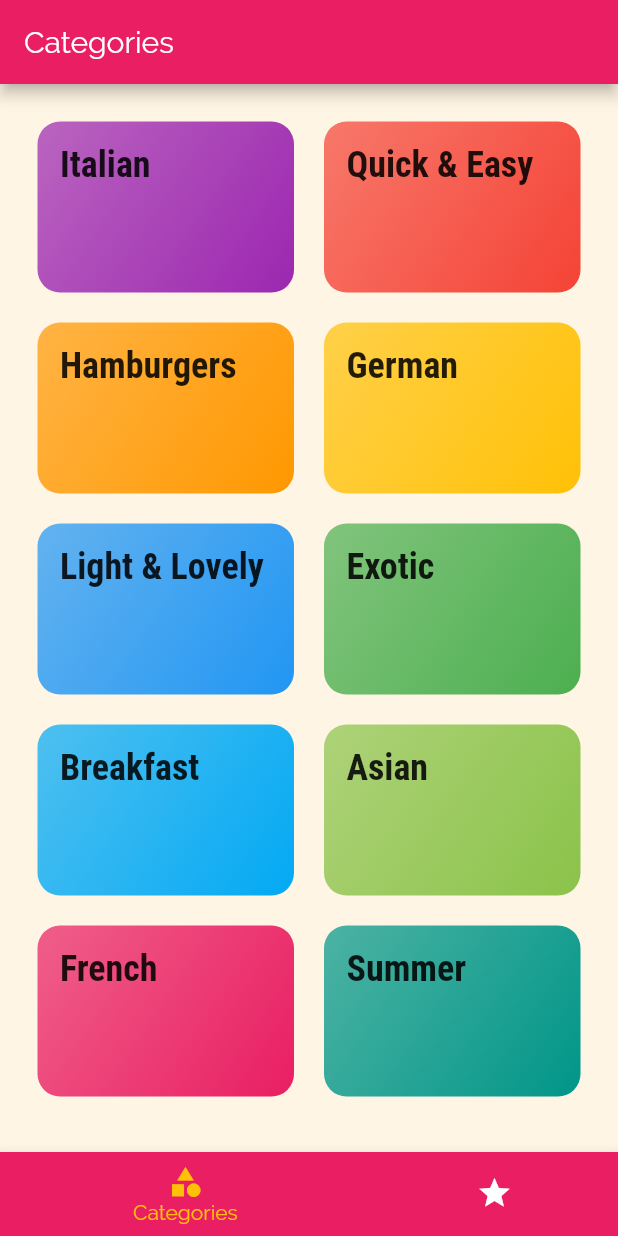
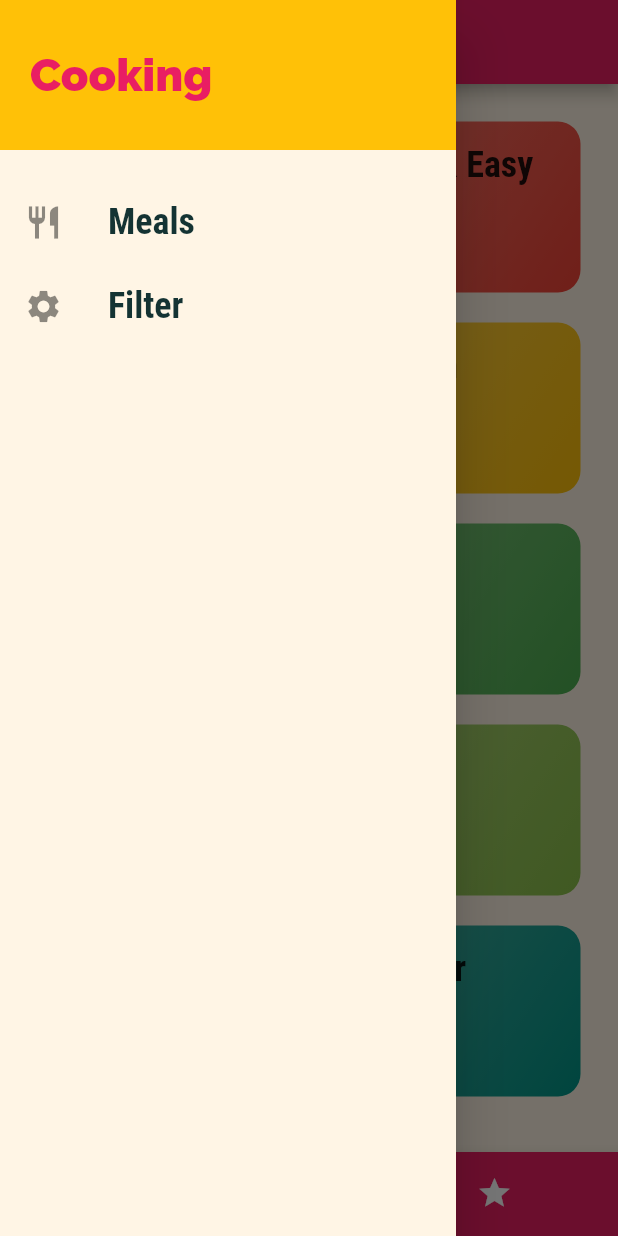
Before and after one commit to flamingdarts/flutter-meal-app, a Flutter app: the screen it shows after launch, with the side drawer open (before the commit the screen has no drawer), on a phone screen of 412 x 824 dp. Run offline on Flutter 3.47's test engine with Material 2 defaults, Android fonts, the phone set to English and light mode, and no system bars.

Commit message:
add drawer

```diff
--- a/lib/screens/tabs_screen.dart
+++ b/lib/screens/tabs_screen.dart
@@ -1,4 +1,5 @@
 import 'package:flutter/material.dart';
+import '../widgets/main_drawer.dart';
 import '../screens/favorites_screen.dart';
 import '../screens/categories_screen.dart';
 
@@ -23,6 +24,7 @@ class _TabsScreenState extends State<TabsScreen> {
   @override
   Widget build(BuildContext context) {
     return Scaffold(
+      drawer: MainDrawer(),
       appBar: AppBar(
         title: Text(_pages[_selectedPageIndex]['title']),
       ),
--- /dev/null
+++ b/lib/widgets/main_drawer.dart
@@ -0,0 +1,51 @@
+import 'package:flutter/material.dart';
+
+class MainDrawer extends StatelessWidget {
+  Widget buildListTile(String title, IconData icon) {
+    return ListTile(
+      leading: Icon(
+        icon,
+        size: 26,
+      ),
+      title: Text(
+        title,
+        style: TextStyle(
+          fontFamily: 'RobotoCondensed',
+          fontSize: 24,
+          fontWeight: FontWeight.bold,
+        ),
+      ),
+      onTap: () {},
+    );
+  }
+
+  @override
+  Widget build(BuildContext context) {
+    return Drawer(
+      child: Column(
+        children: <Widget>[
+          Container(
+            height: 100,
+            width: double.infinity,
+            padding: EdgeInsets.all(20),
+            alignment: Alignment.centerLeft,
+            color: Theme.of(context).accentColor,
+            child: Text(
+              'Cooking',
+              style: TextStyle(
+                color: Theme.of(context).primaryColor,
+                fontWeight: FontWeight.w900,
+                fontSize: 30,
+              ),
+            ),
+          ),
+          SizedBox(
+            height: 20,
+          ),
+          buildListTile('Meals', Icons.restaurant),
+          buildListTile('Filter', Icons.settings),
+        ],
+      ),
+    );
+  }
+}
```
